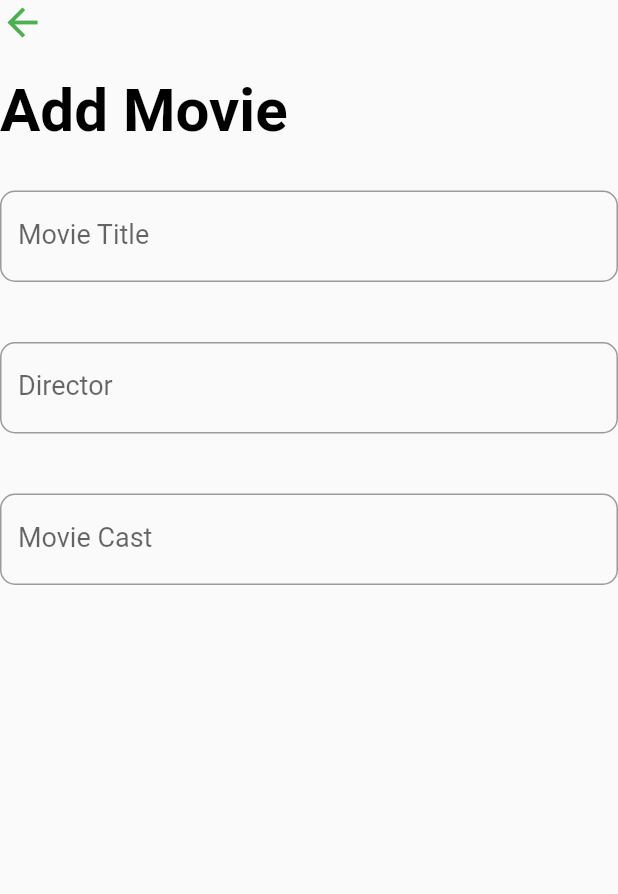
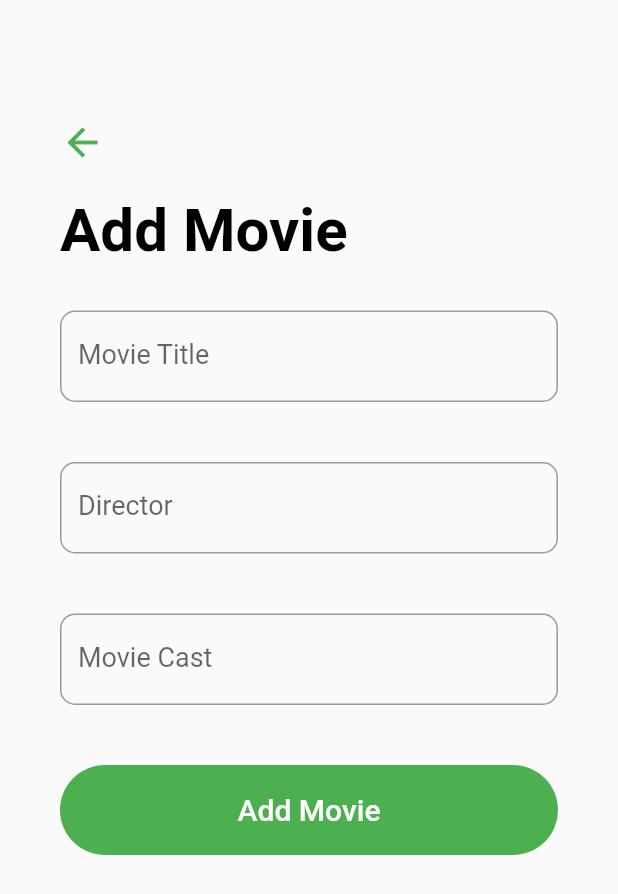
Before and after one commit to Aman-Yadav/MovieSync, a Flutter app: the AddMovieScreen screen opened directly, on a phone screen of 412 x 824 dp. Shown: the top 894 px of the screen. Run offline on Flutter 3.47's test engine with Material 2 defaults, Android fonts, the phone set to English and light mode, and no system bars.

Commit message:
Movie add screen completed

```diff
--- /dev/null
+++ b/lib/models/movie_model.dart
@@ -0,0 +1,42 @@
+class Movie {
+  late int id;
+  String title;
+  String director;
+  String cast;
+  int status; // 0 when incomplete, 1 when complete
+
+  Movie(
+      {required this.title,
+      required this.director,
+      required this.cast,
+      required this.status});
+  Movie.withId(
+      {required this.id,
+      required this.title,
+      required this.director,
+      required this.cast,
+      required this.status});
+
+  Map<String, dynamic> toMap() {
+    final map = Map<String, dynamic>();
+    if (id != null) {
+      map['id'] = id;
+    }
+    map['title'] = title;
+    map['director'] = director;
+    map['cast'] = cast;
+    map['status'] = status;
+
+    return map;
+  }
+
+  factory Movie.fromMap(Map<String, dynamic> map) {
+    return Movie.withId(
+      id: map['id'],
+      title: map['title'],
+      director: map['director'],
+      cast: map['cast'],
+      status: map['status'],
+    );
+  }
+}
--- a/lib/screens/add_movie_screen.dart
+++ b/lib/screens/add_movie_screen.dart
@@ -13,10 +13,28 @@ class _AddMovieScreenState extends State<AddMovieScreen> {
   String _director = '';
   String _cast = '';
 
+  _submit() {
+    if (_formkey.currentState!.validate()) {
+      _formkey.currentState!.save();
+      print('$_title, $_director, $_cast');
+
+      // Inserting the movies details to users database
+
+      //update the task
+
+      Navigator.pop(context);
+    }
+  }
+
   @override
   Widget build(BuildContext context) {
     return Scaffold(
-      body: Column(
+      body: GestureDetector(
+        onTap: () => FocusScope.of(context).unfocus,
+        child: SingleChildScrollView(
+          child: Container(
+            padding: EdgeInsets.symmetric(horizontal: 40.0, vertical: 80.0),
+            child: Column(
               crossAxisAlignment: CrossAxisAlignment.start,
               children: [
                 GestureDetector(
@@ -107,11 +125,30 @@ class _AddMovieScreenState extends State<AddMovieScreen> {
                           initialValue: _cast,
                         ),
                       ),
+                      Container(
+                        margin: EdgeInsets.symmetric(vertical: 20.0),
+                        height: 60.0,
+                        width: double.infinity,
+                        decoration: BoxDecoration(
+                            color: Theme.of(context).primaryColor,
+                            borderRadius: BorderRadius.circular(30.0)),
+                        child: TextButton(
+                          child: Text(
+                            'Add Movie',
+                            style:
+                                TextStyle(color: Colors.white, fontSize: 20.0),
+                          ),
+                          onPressed: _submit,
+                        ),
+                      )
                     ],
                   ),
                 )
               ],
             ),
+          ),
+        ),
+      ),
     );
   }
 }
```
Lines whose indentation alone changed are shown as unchanged.
